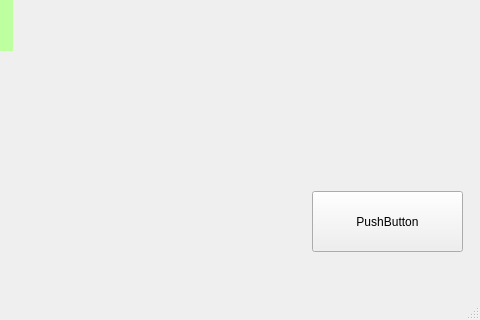
TalitaJames/ktane-solver, file bombCreatorWindow.ui: the form before one commit; both pictures show x 308 to 788 and y 279 to 599 of the 788 by 599 pixel window.
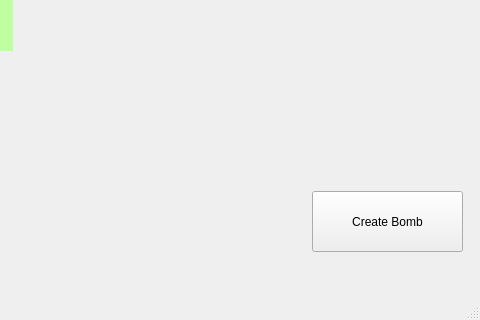
The form after the commit.

What changed in the file:
```diff
--- a/bombCreatorWindow.ui
+++ b/bombCreatorWindow.ui
@@ -44,7 +44,7 @@
      <string notr="true">font: 12pt &quot;OCR A Extended&quot;;</string>
     </property>
     <property name="text">
-     <string>PushButton</string>
+     <string>Create Bomb</string>
     </property>
    </widget>
    <widget class="QTextEdit" name="serial_txt">
```
